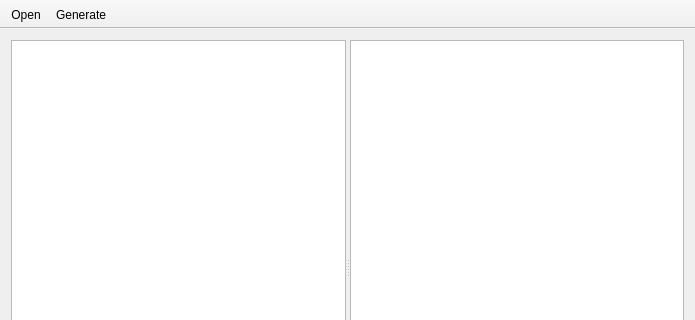
The window that MainWindow.ui (Denterosent/qtroad) describes before a commit, drawn with Qt 5; both pictures show x 0 to 695 and y 0 to 320 of the 695 by 504 pixel window.
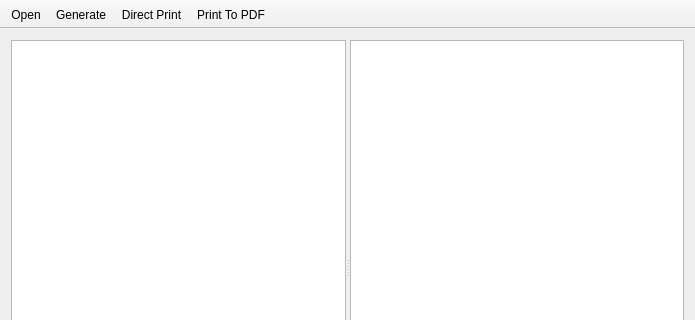
The same window after the commit.

Commit message: added actions for direct printing and printing to pdf (2nd doesn't work at the moment)

Patch:
```diff
--- a/MainWindow.ui
+++ b/MainWindow.ui
@@ -50,6 +50,8 @@
    </attribute>
    <addaction name="actionOpen"/>
    <addaction name="actionGenerate"/>
+   <addaction name="actionDirect_Print"/>
+   <addaction name="actionPrint_To_PDF"/>
   </widget>
   <action name="actionOpen">
    <property name="text">
@@ -67,6 +69,22 @@
     <string>Ctrl+G</string>
    </property>
   </action>
+  <action name="actionDirect_Print">
+   <property name="text">
+    <string>Direct Print</string>
+   </property>
+   <property name="shortcut">
+    <string>Ctrl+P</string>
+   </property>
+  </action>
+  <action name="actionPrint_To_PDF">
+   <property name="text">
+    <string>Print To PDF</string>
+   </property>
+   <property name="shortcut">
+    <string>Ctrl+S</string>
+   </property>
+  </action>
  </widget>
  <layoutdefault spacing="6" margin="11"/>
  <resources/>
```
The commit also changes 2 other files.
